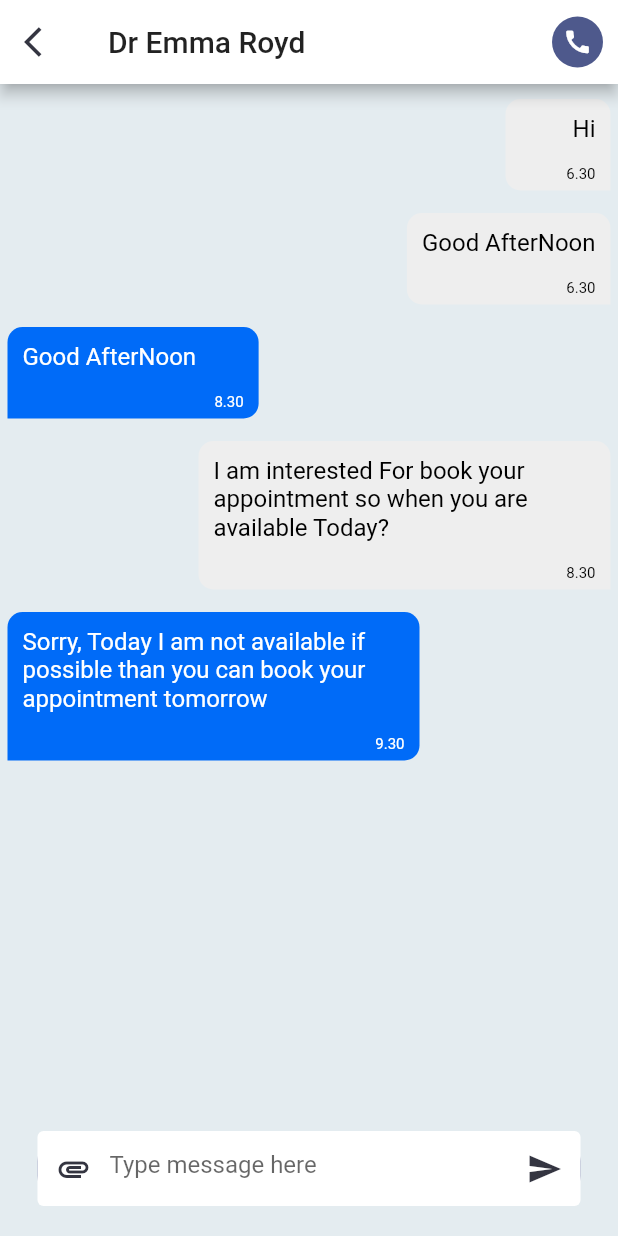
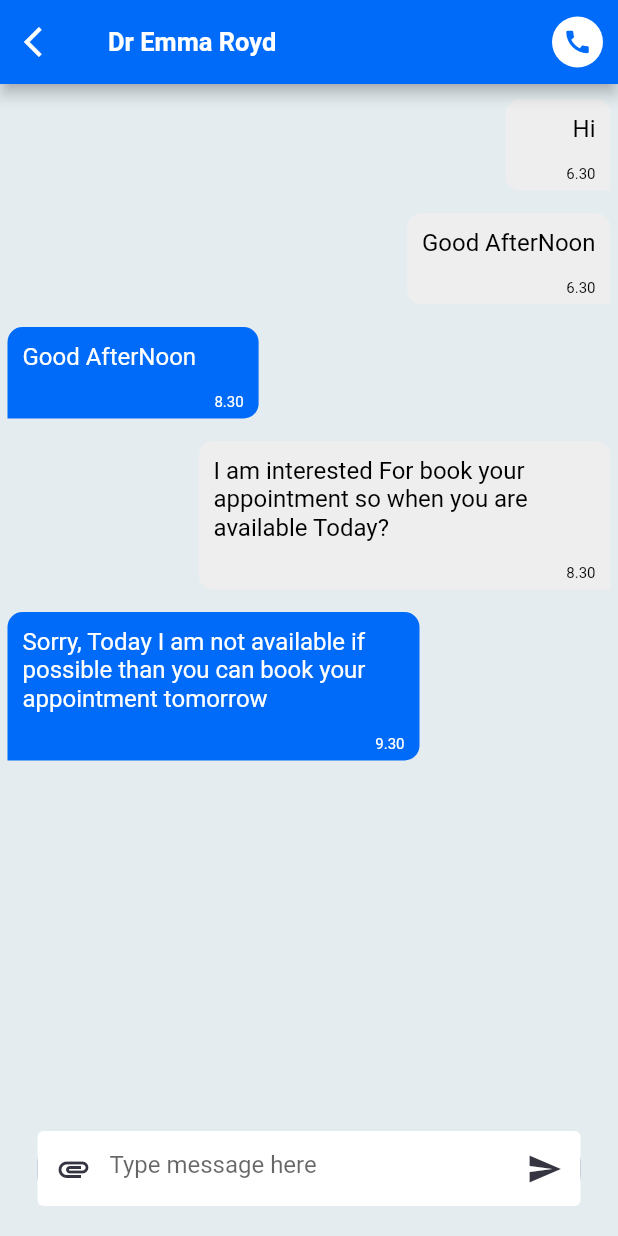
Before and after one commit to HitendraRathod10/Flutter-UI-Kit, a Flutter app: the Chat_List screen opened directly, after a tap on "Dr Emma Royd", on a phone screen of 412 x 824 dp. Run offline on Flutter 3.47's test engine with Material 2 defaults, Android fonts, the phone set to English and light mode, and no system bars; our stand-ins replace awesome_dialog, cached_network_image, carousel_slider, curved_navigation_bar, dots_indicator, flutter_html and 8 more; missing offline and left inert: flutter_statusbarcolor_ns; accounts and stored records are empty; generated files the repository leaves out were written again; network calls fail.

Commit message:
ui changes - appbar

```diff
--- a/lib/Modules/medical/homeScreen/chat.dart
+++ b/lib/Modules/medical/homeScreen/chat.dart
@@ -24,18 +24,16 @@ class _ChatState extends State<Chat> {
         backgroundColor: const Color(0xFFE4ECF0),
         //Colors.grey.shade200,
         appBar: AppBar(
+          backgroundColor: AppColor.primary_color,
           title: Text(widget.data["DoctorName"],
-              style: Theme.of(context)
-                  .textTheme
-                  .titleLarge
-                  ?.copyWith() /* style: TextStyle(color: AppColor.black)*/),
+              style: TextStyle(color: AppColor.white)),
           // backgroundColor: AppColor.white,
           leading: InkWell(
               onTap: () {
                 Navigator.pop(context);
               },
               child: Icon(Icons.arrow_back_ios,
-                  color: Theme.of(context).iconTheme.color)),
+                  color: AppColor.white)),
           actions: [
             GestureDetector(
                 onTap: () async {
@@ -48,11 +46,11 @@ class _ChatState extends State<Chat> {
                 },
                 child: CircleAvatar(
                     radius: 17,
-                    backgroundColor: AppColor.appBlueColor,
+                    backgroundColor: AppColor.white,
                     child: Icon(
                       Icons.call,
                       size: 20,
-                      color: AppColor.white,
+                      color: AppColor.primary_color,
                     ))),
             SizedBox(
               width: 10,
--- a/lib/Modules/medical/homeScreen/chat_list.dart
+++ b/lib/Modules/medical/homeScreen/chat_list.dart
@@ -1,7 +1,8 @@
 import 'package:flutter/material.dart';
+import 'package:flutter_ui_kit/Modules/medical/Utils/app_color.dart';
 import 'package:flutter_ui_kit/Modules/medical/homeScreen/chat.dart';
 
-import '../../real_estate/utils/app_color.dart';
+// import '../../real_estate/utils/app_color.dart';
 
 class Chat_List extends StatefulWidget {
   const Chat_List({super.key});
@@ -16,10 +17,11 @@ class _Chat_ListState extends State<Chat_List> {
     return Scaffold(
       backgroundColor: const Color(0xFFE4ECF0),
       appBar: AppBar(
-        title: Text("Chats"),
+        title: Text("Chats",style: TextStyle(color: Colors.white),),
+        backgroundColor: AppColor.primary_color,
+        elevation: 0,
         centerTitle: true,
         automaticallyImplyLeading: false,
-        elevation: 0,
       ),
       body: ListView.separated(
           shrinkWrap: true,
--- a/lib/Modules/medical/homeScreen/notification.dart
+++ b/lib/Modules/medical/homeScreen/notification.dart
@@ -14,7 +14,8 @@ class _NotificationState extends State<Notification_widget> {
     return Scaffold(
       backgroundColor: const Color(0xFFE4ECF0),
       appBar: AppBar(
-        title: Text("Notification"),
+        title: Text("Notification",style: TextStyle(color: AppColor.white),),
+        backgroundColor: AppColor.primary_color,
         centerTitle: true,
         automaticallyImplyLeading: false,
         elevation: 0,
```
Also changed, not shown: lib/Modules/medical/homeScreen/articleDetail.dart (+5 -3 lines), lib/Modules/medical/homeScreen/packages_overview.dart (+6 -1 lines), lib/Modules/medical/homeScreen/slotBooking.dart (+11 -5 lines).
